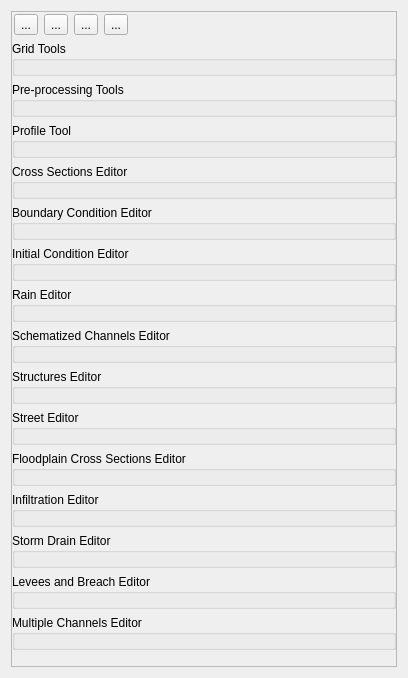
Before: the Qt Designer form flo2d/ui/f2d_widget.ui in FLO-2DSoftware/qgis-flo-2d-plugin, drawn with Qt 5.
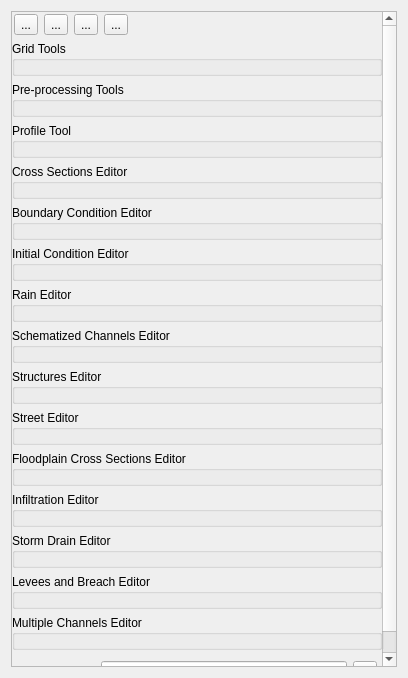
After: the same form once the commit is applied. Icons and pictures are not drawn. Custom widgets are drawn as their Qt base class.

Commit message: Added the Project Browser for Review Tool on the f2d_widget (#1627)

Patch:
```diff
--- a/flo2d/ui/f2d_widget.ui
+++ b/flo2d/ui/f2d_widget.ui
@@ -30,8 +30,8 @@
        <rect>
         <x>0</x>
         <y>0</y>
-        <width>371</width>
-        <height>662</height>
+        <width>388</width>
+        <height>658</height>
        </rect>
       </property>
       <layout class="QGridLayout" name="gridLayout_2">
@@ -364,6 +364,23 @@
          <property name="bottomMargin">
           <number>5</number>
          </property>
+         <item>
+          <widget class="QLabel" name="label">
+           <property name="text">
+            <string>Project Folder:</string>
+           </property>
+          </widget>
+         </item>
+         <item>
+          <widget class="QLineEdit" name="project_folder_le"/>
+         </item>
+         <item>
+          <widget class="QToolButton" name="project_folder_selector_btn">
+           <property name="text">
+            <string>...</string>
+           </property>
+          </widget>
+         </item>
         </layout>
        </item>
        <item row="6" column="0">
```
The commit also changes 1 other file.
